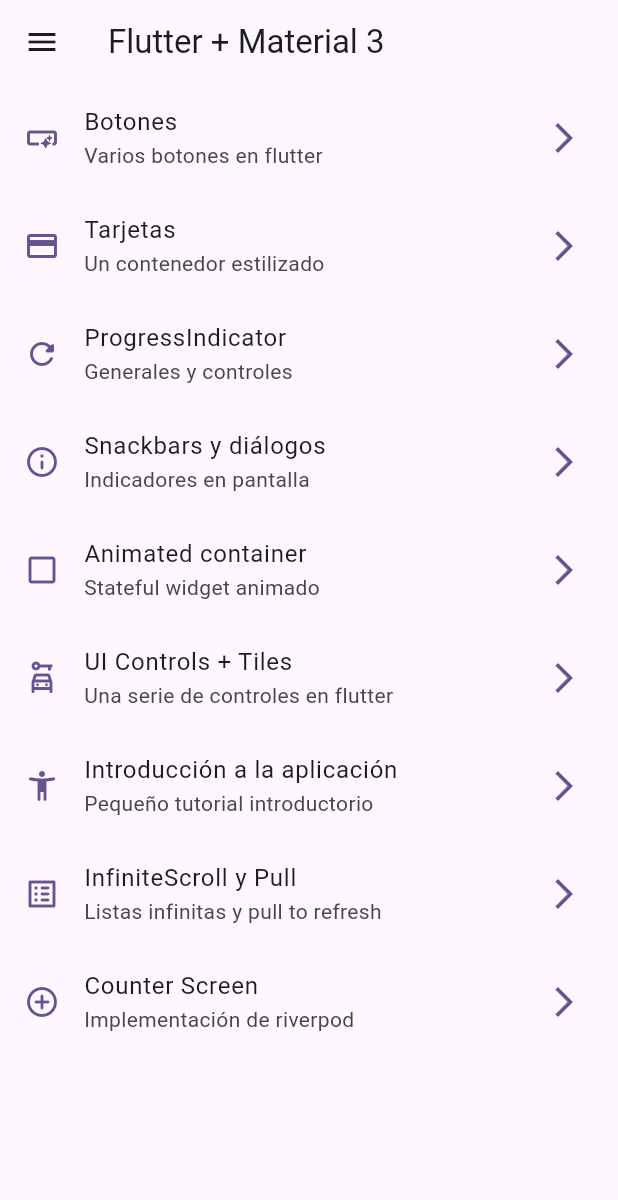
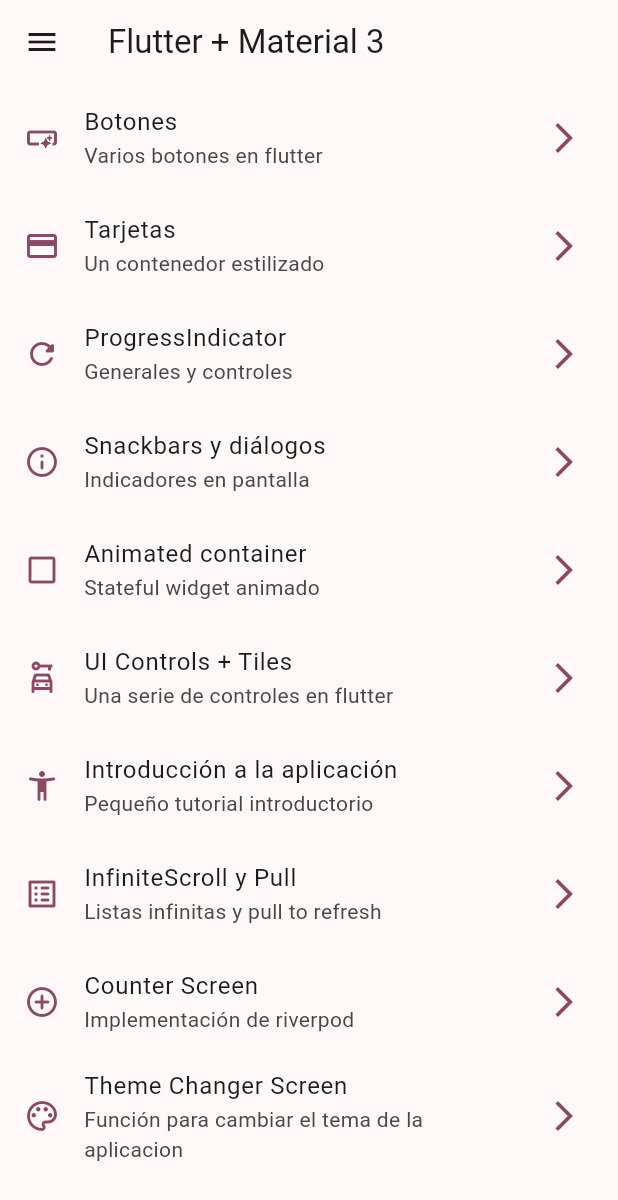
Before and after one commit to astabaresg/widgetswithflutter, a Flutter app: the screen it shows after launch, on a phone screen of 412 x 824 dp. Shown: the top 1200 px of the screen. Run offline on Flutter 3.47's test engine with Material 2 defaults, Android fonts, the phone set to English and light mode, and no system bars; our stand-ins replace animate_do, flutter_riverpod, go_router.

Commit message:
Provider para cambiar el color de la aplicación

```diff
--- a/lib/config/menu/menu_items.dart
+++ b/lib/config/menu/menu_items.dart
@@ -46,6 +46,11 @@ const appMenuItems = <MenuItem>[
       subtitle: 'Implementación de riverpod',
       url: '/counter',
       icon: Icons.add_circle_outline_rounded),
+  MenuItem(
+      title: 'Theme Changer Screen',
+      subtitle: 'Función para cambiar el tema de la aplicacion',
+      url: '/theme_changer',
+      icon: Icons.color_lens_outlined),
 ];
 
 class MenuItem {
--- a/lib/config/router/app_router.dart
+++ b/lib/config/router/app_router.dart
@@ -56,5 +56,10 @@ final appRouter = GoRouter(
       name: CounterScreen.name,
       builder: (context, state) => const CounterScreen(),
     ),
+    GoRoute(
+      path: '/theme_changer',
+      name: ThemeChangerScreen.name,
+      builder: (context, state) => const ThemeChangerScreen(),
+    ),
   ],
 );
--- a/lib/config/theme/app_theme.dart
+++ b/lib/config/theme/app_theme.dart
@@ -1,16 +1,16 @@
 import 'package:flutter/material.dart';
 
 const colorList = <Color>[
-  Color(0xFFBDEDE0), // 0
-  Color(0xFFBBDBD1), // 1
-  Color(0xFFB6B8D6), // 2
+  Color(0xFF785964), // 0
+  Color(0xFF464d77), // 1
+  Color(0xFF232E21), // 2
   Color(0xFF7E78D2), // 3
   Color(0xFF6F58C9), // 4
   Color(0xFF22577A), // 5
   Color(0xFF38A3A5), // 6
   Color(0xFF57CC99), // 7
   Color(0xFF80ED99), // 8
-  Color(0xFFC7F9CC) // 9
+  Color(0xFFFF3C38) // 9
 ];
 
 class AppTheme {
@@ -19,7 +19,7 @@ class AppTheme {
   AppTheme({this.selectedColor = 0})
       : assert(selectedColor >= 0, 'Selected color must be greater than 0'),
         assert(selectedColor < colorList.length,
-            'Selected color muust be less or equal than ${colorList.length - 1}');
+            'Selected color must be less or equal than ${colorList.length - 1}');
 
   ThemeData getTheme() => ThemeData(
       useMaterial3: true,
--- a/lib/main.dart
+++ b/lib/main.dart
@@ -22,13 +22,14 @@ class MainApp extends ConsumerWidget {
   @override
   Widget build(BuildContext context, WidgetRef ref) {
     final theme = ref.watch(themeProvider);
+    final colorSelected = ref.watch(selectedColorProvider);
     return MaterialApp.router(
       title: 'Flutter Widgets',
       routerConfig: appRouter,
       debugShowCheckedModeBanner: false,
       themeMode: theme,
-      theme: AppTheme(selectedColor: 4).getTheme(),
-      darkTheme: AppTheme(selectedColor: 4).getDarkTheme(),
+      theme: AppTheme(selectedColor: colorSelected).getTheme(),
+      darkTheme: AppTheme(selectedColor: colorSelected).getDarkTheme(),
       // home: const HomeScreen(),
       // routes: {
       //   '/buttons': (context) => const ButtonsScreen(),
--- a/lib/presentation/providers/theme_provider.dart
+++ b/lib/presentation/providers/theme_provider.dart
@@ -1,7 +1,14 @@
 import 'package:flutter/material.dart';
 import 'package:flutter_riverpod/flutter_riverpod.dart';
+import 'package:widgets_app/config/theme/app_theme.dart';
 
 final themeProvider = StateProvider<ThemeMode>((ref) {
   // Define tu tema claro como tema inicial
   return ThemeMode.light;
 });
+
+// Listado de colores inmutable
+final colorListProvider = Provider((ref) => colorList);
+
+// Un simple entero
+final selectedColorProvider = StateProvider<int>((ref) => 0);
--- a/lib/presentation/screens/screens.dart
+++ b/lib/presentation/screens/screens.dart
@@ -6,4 +6,5 @@ export 'package:widgets_app/presentation/screens/home/home_screen.dart';
 export 'package:widgets_app/presentation/screens/infinite_scroll/infinite_scroll_screen.dart';
 export 'package:widgets_app/presentation/screens/progress/progress_screen.dart';
 export 'package:widgets_app/presentation/screens/snackbar/snackbar_screen.dart';
+export 'package:widgets_app/presentation/screens/theme_changer/theme_changer_screen.dart';
 export 'package:widgets_app/presentation/screens/ui_controls/ui_controls_screen.dart';
```
Also changed, not shown: lib/presentation/screens/theme_changer/theme_changer_screen.dart (added, +56 -0 lines).
